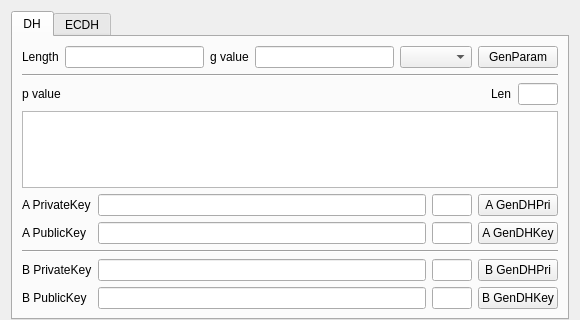
This is BerEditor/key_agree_dlg.ui in jykim74/BerEditor as Qt 5 draws it before an edit; both pictures show x 0 to 580 and y 0 to 320 of the 580 by 477 pixel window. The edited form follows.
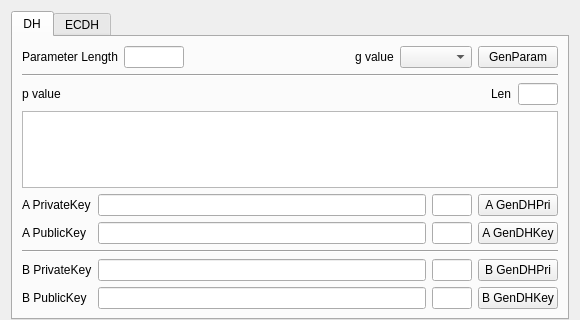
This is the edited form.

Commit message: DH UI 개선

Diff of the .ui file:
```diff
--- a/BerEditor/key_agree_dlg.ui
+++ b/BerEditor/key_agree_dlg.ui
@@ -328,23 +328,6 @@
           <number>0</number>
          </property>
          <item row="0" column="3">
-          <widget class="QLineEdit" name="mGText">
-           <property name="maximumSize">
-            <size>
-             <width>16777215</width>
-             <height>16777215</height>
-            </size>
-           </property>
-          </widget>
-         </item>
-         <item row="0" column="0">
-          <widget class="QLabel" name="label">
-           <property name="text">
-            <string>Length</string>
-           </property>
-          </widget>
-         </item>
-         <item row="0" column="2">
           <widget class="QLabel" name="label_4">
            <property name="text">
             <string>g value</string>
@@ -355,7 +338,14 @@
           <widget class="QComboBox" name="mGCombo"/>
          </item>
          <item row="0" column="1">
-          <widget class="QLineEdit" name="mLengthText"/>
+          <widget class="QLineEdit" name="mLengthText">
+           <property name="maximumSize">
+            <size>
+             <width>60</width>
+             <height>16777215</height>
+            </size>
+           </property>
+          </widget>
          </item>
          <item row="0" column="5">
           <widget class="QPushButton" name="mGenParamBtn">
@@ -364,6 +354,26 @@
            </property>
           </widget>
          </item>
+         <item row="0" column="0">
+          <widget class="QLabel" name="label">
+           <property name="text">
+            <string>Parameter Length</string>
+           </property>
+          </widget>
+         </item>
+         <item row="0" column="2">
+          <spacer name="horizontalSpacer_7">
+           <property name="orientation">
+            <enum>Qt::Horizontal</enum>
+           </property>
+           <property name="sizeHint" stdset="0">
+            <size>
+             <width>40</width>
+             <height>20</height>
+            </size>
+           </property>
+          </spacer>
+         </item>
         </layout>
        </item>
        <item row="3" column="0" colspan="4">
```
Left out of the diff: 7 changed lines with no effect on the pictures. The commit also changes 1 other file.
